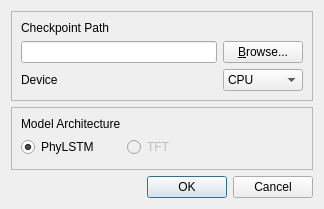
Old version of the form resources/ui/model_load_dialog.ui in the repository antolu/sps-app-hysteresis.
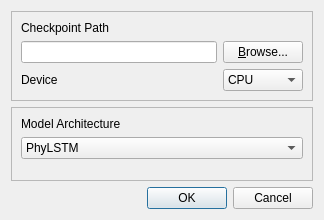
New version of the form.

Commit message: make app run on new transformertf package and load checkpoints, WIP on predictions

Patch:
```diff
--- a/resources/ui/model_load_dialog.ui
+++ b/resources/ui/model_load_dialog.ui
@@ -7,7 +7,7 @@
     <x>0</x>
     <y>0</y>
     <width>324</width>
-    <height>209</height>
+    <height>220</height>
    </rect>
   </property>
   <property name="windowTitle">
@@ -126,24 +126,33 @@
         </property>
        </widget>
       </item>
-      <item row="1" column="0">
-       <widget class="QRadioButton" name="radioPhyLSTM">
+      <item row="1" column="0" colspan="2">
+       <widget class="QComboBox" name="comboBoxModel">
+        <item>
         <property name="text">
          <string>PhyLSTM</string>
         </property>
-        <property name="checked">
-         <bool>true</bool>
-        </property>
-       </widget>
-      </item>
-      <item row="1" column="1">
-       <widget class="QRadioButton" name="radioTFT">
-        <property name="enabled">
-         <bool>false</bool>
-        </property>
+        </item>
+        <item>
+         <property name="text">
+          <string>VanillaTransformer</string>
+         </property>
+        </item>
+        <item>
+         <property name="text">
+          <string>TransformerV2</string>
+         </property>
+        </item>
+        <item>
         <property name="text">
-         <string>TFT</string>
-        </property>
+          <string>TransformerEncoder</string>
+         </property>
+        </item>
+        <item>
+         <property name="text">
+          <string>LSTM</string>
+         </property>
+        </item>
        </widget>
       </item>
      </layout>
```
Lines whose indentation alone changed are shown as unchanged. The commit also changes 29 other files.
